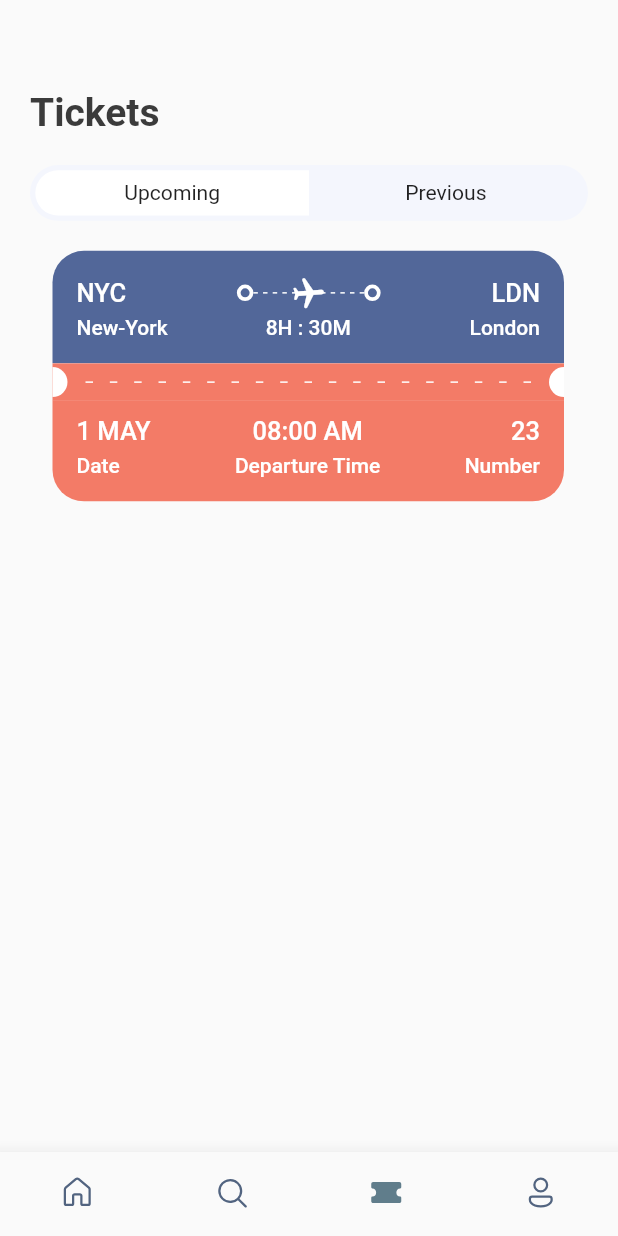
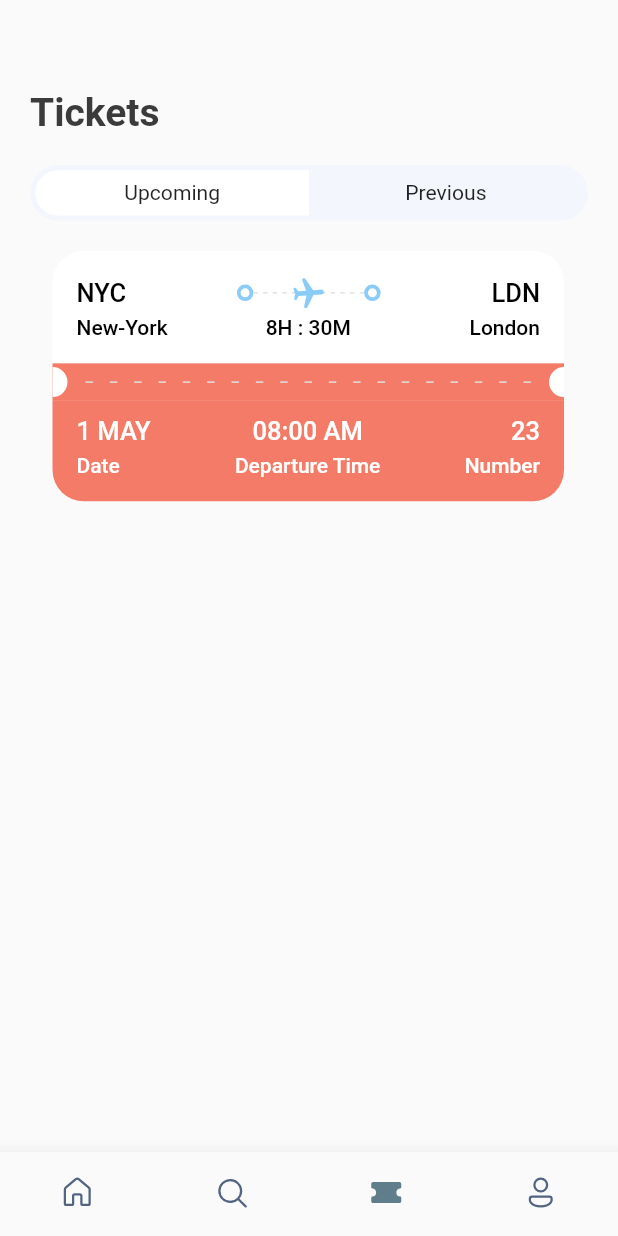
Before and after one commit to hihasan/Booking-App, a Flutter app: the screen it shows after launch, item 3 of the bottom bar chosen, on a phone screen of 412 x 824 dp. Run offline on Flutter 3.47's test engine with Material 2 defaults, Android fonts, the phone set to English and light mode, and no system bars; our stand-ins replace fluentui_icons, gap, get.

Commit message:
Ticket Screen & View

```diff
--- a/lib/screens/ticket_screen.dart
+++ b/lib/screens/ticket_screen.dart
@@ -25,7 +25,7 @@ class TicketsScreen extends StatelessWidget {
               Gap(AppLayout.getHeight(20)),
               Container(
                 padding: EdgeInsets.only(left: AppLayout.getHeight(15)),
-                child: TicketView(ticket: ticketList[0],)
+                child: TicketView(ticket: ticketList[0], isColor: true,)
               )
 
             ],
--- a/lib/screens/ticket_view.dart
+++ b/lib/screens/ticket_view.dart
@@ -8,14 +8,16 @@ import '../widgets/thick_container.dart';
 
 class TicketView extends StatelessWidget {
   final Map<String, dynamic> ticket;
-  const TicketView({Key? key, required this.ticket}) : super(key: key);
+  final bool? isColor;
+
+  const TicketView({Key? key, required this.ticket, this.isColor})
+      : super(key: key);
 
   @override
   Widget build(BuildContext context) {
-
     final size = AppLayout.getSize(context).width;
     return SizedBox(
-      width: size*0.85,
+      width: size * 0.85,
       height: AppLayout.getHeight(200),
       child: Container(
         margin: EdgeInsets.only(right: AppLayout.getWidth(16)),
@@ -23,8 +25,8 @@ class TicketView extends StatelessWidget {
           mainAxisSize: MainAxisSize.min,
           children: [
             Container(
-              decoration: const BoxDecoration(
-                color: Color(0xFF526799),
+              decoration:  BoxDecoration(
+                color: isColor == null ? Color(0xFF526799) : Colors.white,
                 borderRadius: BorderRadius.only(
                   topLeft: Radius.circular(21),
                   topRight: Radius.circular(21),
@@ -38,10 +40,10 @@ class TicketView extends StatelessWidget {
                       Text(
                         ticket['from']['code'],
                         style:
-                            Styles.headLineStyle3.copyWith(color: Colors.white),
+                           isColor==null? Styles.headLineStyle3.copyWith(color: Colors.white) : Styles.headLineStyle3.copyWith(color: Colors.black),
                       ),
                       const Spacer(),
-                      ThickContainer(),
+                      ThickContainer(isColor: true,),
                       Expanded(
                         child: Stack(children: [
                           SizedBox(
@@ -62,7 +64,7 @@ class TicketView extends StatelessWidget {
                                             height: 1,
                                             child: DecoratedBox(
                                               decoration: BoxDecoration(
-                                                  color: Colors.white),
+                                                  color: isColor==null? Colors.white : Colors.grey.shade300),
                                             ),
                                           )),
                                 );
@@ -74,18 +76,18 @@ class TicketView extends StatelessWidget {
                               angle: 1.5,
                               child: Icon(
                                 Icons.local_airport_rounded,
-                                color: Colors.white,
+                                color: isColor==null? Colors.white : Color(0xFF8ACCF7),
                               ),
                             ),
                           ),
                         ]),
                       ),
-                      ThickContainer(),
+                      ThickContainer(isColor: true,),
                       const Spacer(),
                       Text(
                         ticket['to']['code'],
                         style:
-                            Styles.headLineStyle3.copyWith(color: Colors.white),
+                            isColor==null? Styles.headLineStyle3.copyWith(color: Colors.white) : Styles.headLineStyle3.copyWith(color: Colors.black),
                       ),
                     ],
                   ),
@@ -97,22 +99,22 @@ class TicketView extends StatelessWidget {
                         width: 100,
                         child: Text(
                           ticket['from']['name'],
-                          style: Styles.headLineStyle4
-                              .copyWith(color: Colors.white),
+                          style: isColor==null? Styles.headLineStyle4
+                              .copyWith(color: Colors.white) : Styles.headLineStyle4.copyWith(color: Colors.black),
                         ),
                       ),
                       Text(
                         "8H : 30M",
-                        style:
-                            Styles.headLineStyle4.copyWith(color: Colors.white),
+                        style: isColor==null?
+                            Styles.headLineStyle4.copyWith(color: Colors.white) : Styles.headLineStyle4.copyWith(color: Colors.black),
                       ),
                       SizedBox(
                         width: 100,
                         child: Text(
                           ticket['to']['name'],
                           textAlign: TextAlign.end,
-                          style: Styles.headLineStyle4
-                              .copyWith(color: Colors.white),
+                          style: isColor==null? Styles.headLineStyle4
+                              .copyWith(color: Colors.white) : Styles.headLineStyle4.copyWith(color: Colors.black),
                         ),
                       ),
                     ],
@@ -139,22 +141,25 @@ class TicketView extends StatelessWidget {
                   Expanded(
                     child: Padding(
                       padding: const EdgeInsets.all(12.0),
-                      child: LayoutBuilder(builder: (BuildContext context, BoxConstraints constraints ) {
+                      child: LayoutBuilder(
+                        builder:
+                            (BuildContext context, BoxConstraints constraints) {
                           return Flex(
                             direction: Axis.horizontal,
-                          mainAxisSize: MainAxisSize.max ,
+                            mainAxisSize: MainAxisSize.max,
                             mainAxisAlignment: MainAxisAlignment.spaceBetween,
-                          children: List.generate((constraints.constrainWidth()/15).floor(), (index) => const SizedBox(
-                            width: 5, height: 1,
+                            children: List.generate(
+                                (constraints.constrainWidth() / 15).floor(),
+                                (index) =>  SizedBox(
+                                      width: 5,
+                                      height: 1,
                                       child: DecoratedBox(
-                              decoration: BoxDecoration(
-                                  color: Colors.white
-                              ),
+                                        decoration:
+                                            BoxDecoration(color: isColor==null?   Colors.white : Colors.grey.shade300),
                                       ),
                                     )),
                           );
                         },
-
                       ),
                     ),
                   ),
@@ -181,7 +186,8 @@ class TicketView extends StatelessWidget {
                   bottomRight: Radius.circular(21),
                 ),
               ),
-              padding: const EdgeInsets.only(left: 16, top: 10, right: 16, bottom: 16),
+              padding: const EdgeInsets.only(
+                  left: 16, top: 10, right: 16, bottom: 16),
               child: Column(
                 children: [
                   Row(
@@ -190,27 +196,49 @@ class TicketView extends StatelessWidget {
                       Column(
                         crossAxisAlignment: CrossAxisAlignment.start,
                         children: [
-                          Text(ticket['date'], style: Styles.headLineStyle3.copyWith(color: Colors.white),),
+                          Text(
+                            ticket['date'],
+                            style: Styles.headLineStyle3
+                                .copyWith(color: Colors.white),
+                          ),
                           const Gap(5),
-                          Text("Date", style: Styles.headLineStyle4.copyWith(color: Colors.white),),
+                          Text(
+                            "Date",
+                            style: Styles.headLineStyle4
+                                .copyWith(color: Colors.white),
+                          ),
                         ],
-                      ) ,
-
+                      ),
                       Column(
                         crossAxisAlignment: CrossAxisAlignment.center,
                         children: [
-                          Text(ticket['departure_time'], style: Styles.headLineStyle3.copyWith(color: Colors.white),),
+                          Text(
+                            ticket['departure_time'],
+                            style: Styles.headLineStyle3
+                                .copyWith(color: Colors.white),
+                          ),
                           const Gap(5),
-                          Text("Departure Time", style: Styles.headLineStyle4.copyWith(color: Colors.white),),
+                          Text(
+                            "Departure Time",
+                            style: Styles.headLineStyle4
+                                .copyWith(color: Colors.white),
+                          ),
                         ],
-                      ) ,
-
+                      ),
                       Column(
                         crossAxisAlignment: CrossAxisAlignment.end,
                         children: [
-                          Text(ticket['number'].toString(), style: Styles.headLineStyle3.copyWith(color: Colors.white),),
+                          Text(
+                            ticket['number'].toString(),
+                            style: Styles.headLineStyle3
+                                .copyWith(color: Colors.white),
+                          ),
                           const Gap(5),
-                          Text("Number", style: Styles.headLineStyle4.copyWith(color: Colors.white),),
+                          Text(
+                            "Number",
+                            style: Styles.headLineStyle4
+                                .copyWith(color: Colors.white),
+                          ),
                         ],
                       )
                     ],
--- a/lib/widgets/thick_container.dart
+++ b/lib/widgets/thick_container.dart
@@ -3,7 +3,8 @@ import 'package:flutter/cupertino.dart';
 import 'package:flutter/material.dart';
 
 class ThickContainer extends StatelessWidget {
-  const ThickContainer({Key? key}) : super(key: key);
+  final bool? isColor;
+  const ThickContainer({Key? key, this.isColor}) : super(key: key);
 
   @override
   Widget build(BuildContext context) {
@@ -11,7 +12,7 @@ class ThickContainer extends StatelessWidget {
       padding: const EdgeInsets.all(3.0),
       decoration: BoxDecoration(
         borderRadius:  BorderRadius.circular(20),
-        border: Border.all(width: 2.5, color: Colors.white)
+        border: Border.all(width: 2.5, color: isColor==null? Colors.white : Color(0xFF8ACCF7))
       ),
     );
   }
```
Lines whose indentation alone changed are shown as unchanged.
